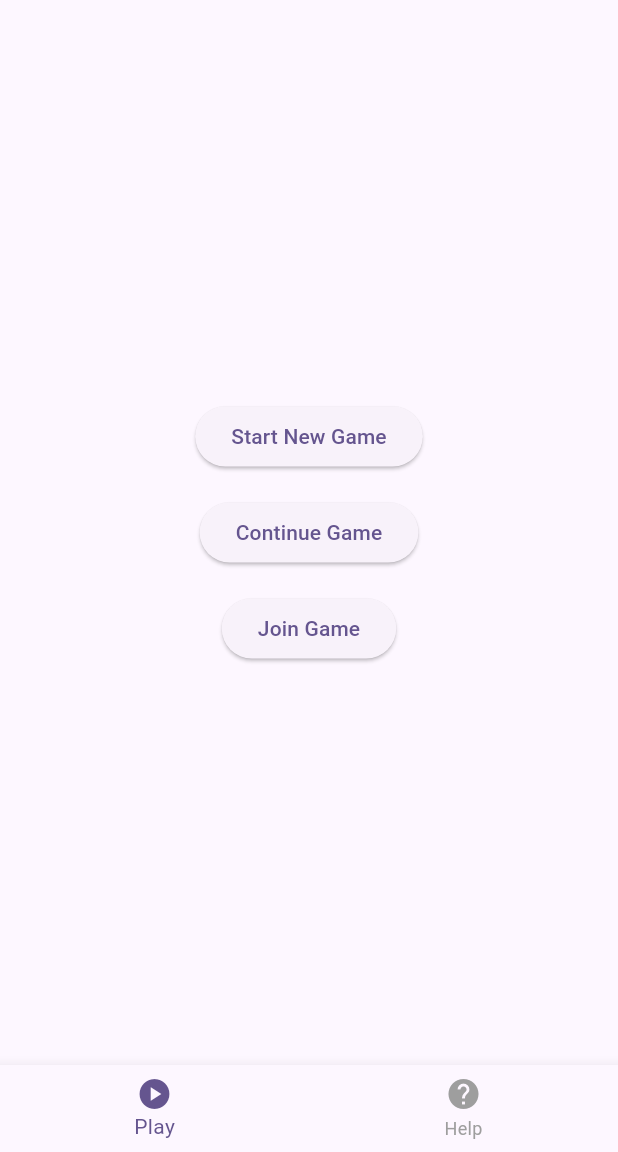
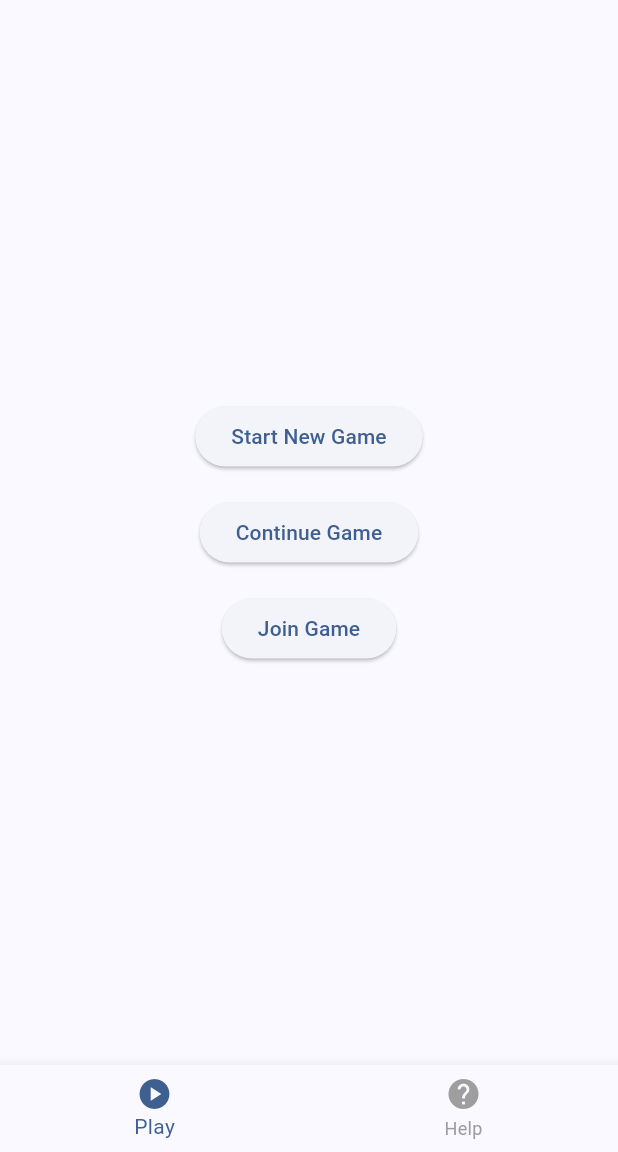
Before and after one commit to abbymulry/finalproject, a Flutter app: the screen it shows after launch, on a phone screen of 412 x 824 dp, the part 84-1236 px from its top. Run offline on Flutter 3.47's test engine with Material 3 defaults, Android fonts, the phone set to English and light mode, and no system bars.

Commit message:
DS commit

```diff
--- a/lib/main.dart
+++ b/lib/main.dart
@@ -141,7 +141,7 @@ class MyApp extends StatelessWidget {
       title: 'Phase 10 Game',
       theme: ThemeData(
         colorScheme:
-            ColorScheme.fromSeed(seedColor: const Color.fromARGB(255, 109, 92, 156)),
+            ColorScheme.fromSeed(seedColor: const Color.fromARGB(255, 7, 100, 186)),
         useMaterial3: true,
       ),
       home: const MyHomePage(),
```
